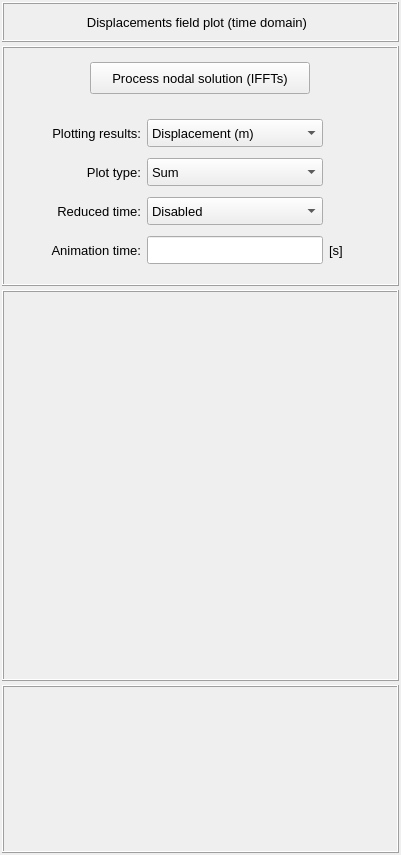
This is vibra/interface/data/ui_files/plots/structural/structural_nodal_solution_3d_plot_time_inputs.ui in MOPT-UFSC/VIBRA as Qt 5 draws it before an edit. The edited form follows.
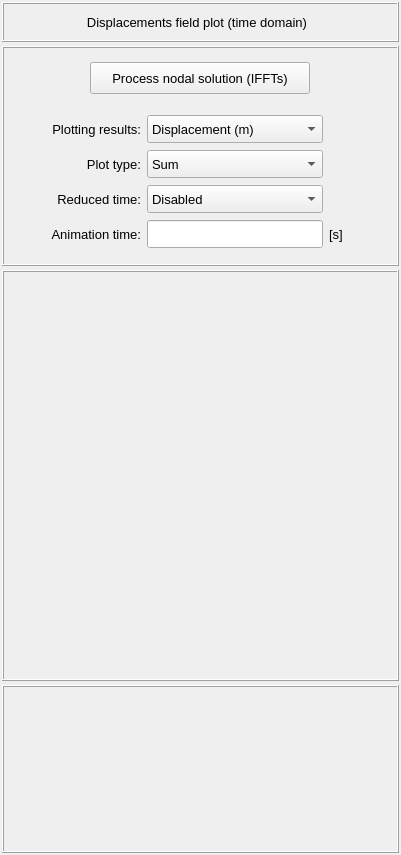
This is the edited form.

```diff
--- a/vibra/interface/data/ui_files/plots/structural/structural_nodal_solution_3d_plot_time_inputs.ui
+++ b/vibra/interface/data/ui_files/plots/structural/structural_nodal_solution_3d_plot_time_inputs.ui
@@ -98,13 +98,13 @@
          <property name="minimumSize">
           <size>
            <width>0</width>
-           <height>180</height>
+           <height>220</height>
           </size>
          </property>
          <property name="maximumSize">
           <size>
            <width>16777215</width>
-           <height>240</height>
+           <height>220</height>
           </size>
          </property>
          <property name="sizeIncrement">
```
